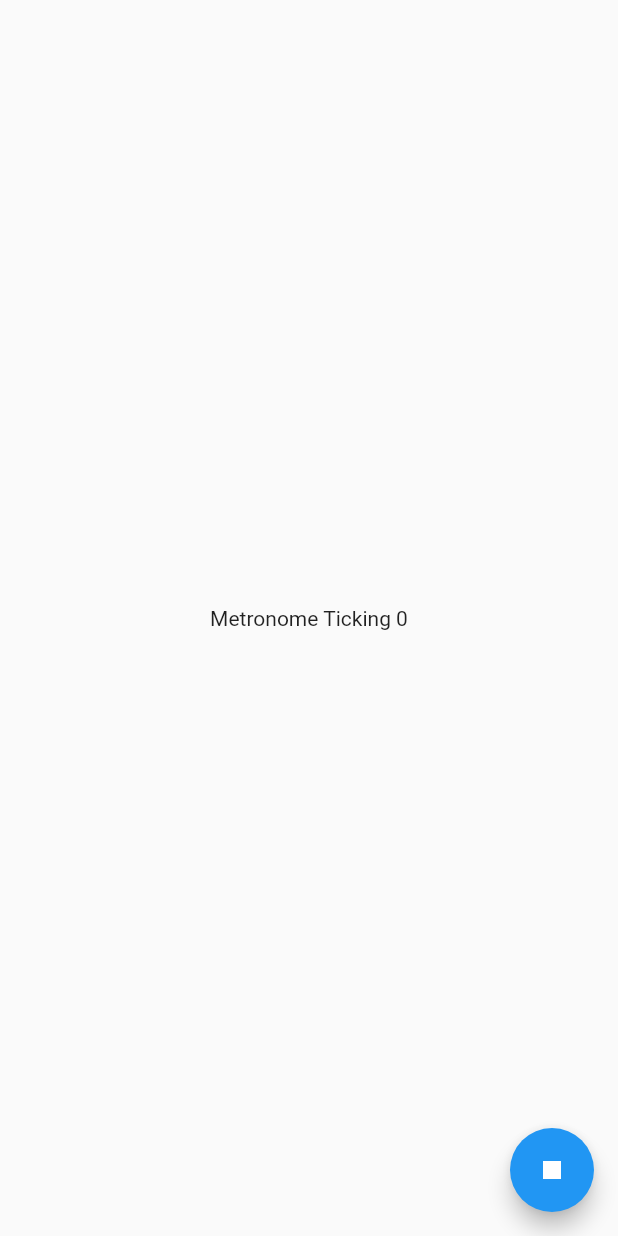
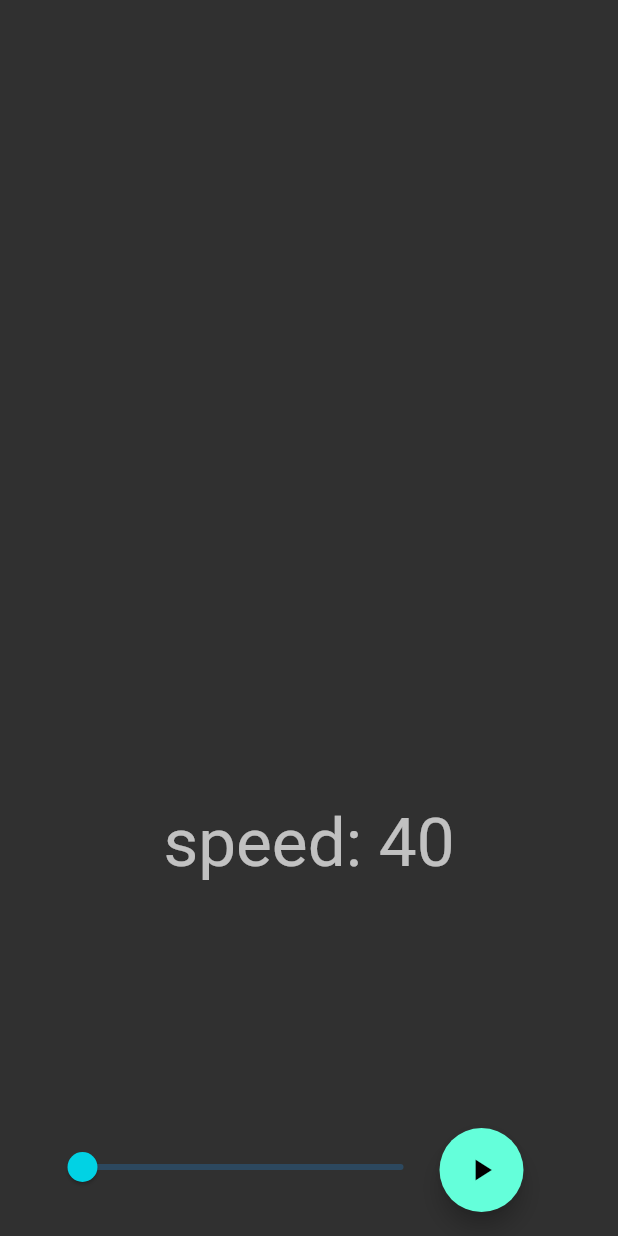
Before and after one commit to maurodibert/metrobloc, a Flutter app: the screen it shows after launch, after a tap on the "play arrow" icon, on a phone screen of 412 x 824 dp. Run offline on Flutter 3.47's test engine with Material 2 defaults, Android fonts, the phone set to English and light mode, and no system bars; our stand-ins replace equatable, flutter_bloc, rive; missing offline and left inert: dart:js.

Commit message:
complete function DONE

```diff
--- a/lib/app.dart
+++ b/lib/app.dart
@@ -3,5 +3,11 @@ import 'package:flutter/material.dart';
 import 'metronome/metronome.dart';
 
 class MetroApp extends MaterialApp {
-  const MetroApp({Key key}) : super(home: const MetroPage());
+  MetroApp({Key key})
+      : super(
+            theme: ThemeData(
+              primaryColor: Color(0xff01D2E4),
+              brightness: Brightness.dark,
+            ),
+            home: const MetroPage());
 }
--- a/lib/metronome/bloc/metro_bloc.dart
+++ b/lib/metronome/bloc/metro_bloc.dart
@@ -2,6 +2,7 @@ import 'dart:async';
 
 import 'package:flutter/material.dart';
 import 'package:flutter_bloc/flutter_bloc.dart';
+import 'package:flutter_metronome/metronome/helpers/audio_player.dart';
 import 'package:flutter_metronome/metronome/metronome.dart';
 import 'package:flutter_metronome/ticker.dart';
 
@@ -34,7 +35,6 @@ class MetroBloc extends Bloc<MetroEvent, MetroState> {
   }
 
   Stream<MetroState> _mapMetroRunnedToState(MetroInitialized initEvent) async* {
-    yield MetroOn(0);
     _tickerSubscription?.cancel();
     _tickerSubscription = _ticker.tick(initEvent.speed).listen((event) {
       print(event.count);
@@ -43,6 +43,7 @@ class MetroBloc extends Bloc<MetroEvent, MetroState> {
   }
 
   Stream<MetroState> _mapMetroTickedToState(MetroTicked event) async* {
+    playAudio('assets/sounds/metronome_click.wav');
     yield MetroOn(event.count);
   }
 
--- a/lib/metronome/bloc/metro_state.dart
+++ b/lib/metronome/bloc/metro_state.dart
@@ -1,5 +1,4 @@
 import 'package:equatable/equatable.dart';
-import 'package:flutter/material.dart';
 
 abstract class MetroState extends Equatable {
   final int count;
--- /dev/null
+++ b/lib/metronome/components/dot_animation.dart
@@ -0,0 +1,76 @@
+import 'package:flutter/material.dart';
+import 'package:flutter/services.dart';
+import 'package:flutter_bloc/flutter_bloc.dart';
+import 'package:flutter_metronome/metronome/components/dot_animation_controller.dart';
+import 'package:flutter_metronome/metronome/metronome.dart';
+import 'package:rive/rive.dart';
+
+class DotWidget extends StatefulWidget {
+  final double speed;
+  final bool isOn;
+
+  const DotWidget({Key key, this.speed, @required this.isOn}) : super(key: key);
+
+  @override
+  _DotWidgetState createState() => _DotWidgetState();
+}
+
+class _DotWidgetState extends State<DotWidget> {
+  final riveFileName = 'animations/dot.riv';
+  Artboard _artboard;
+  DotAnimation _dotController;
+  // bool _isDotOn = false;
+
+  @override
+  void initState() {
+    _loadRiveFile();
+    super.initState();
+  }
+
+  void _loadRiveFile() async {
+    final bytes = await rootBundle.load(riveFileName);
+    final file = RiveFile();
+
+    if (file.import(bytes)) {
+      _dotController = DotAnimation('off');
+      setState(() => _artboard = file.mainArtboard..addController(_dotController));
+    }
+  }
+
+  // void _turnOn(bool isDotOn) {
+  //   if (_dotController == null) {
+  //     _artboard.addController(
+  //       _dotController = DotAnimation('ticking'),
+  //     );
+  //   }
+  //   if (_isDotOn) {
+  //     _dotController.setSpeed(60);
+  //   }
+  // }
+
+  @override
+  Widget build(BuildContext context) {
+    return SizedBox(
+      height: 300,
+      width: 300,
+      child: _artboard != null
+          ? BlocListener<MetroBloc, MetroState>(
+              listener: (context, state) {
+                if (state is MetroOn) {
+                  setState(() {
+                    _dotController.start(widget.speed);
+                  });
+                } else if (state is MetroOff) {
+                  setState(() {
+                    _dotController.off();
+                  });
+                }
+              },
+              child: Rive(
+                artboard: _artboard,
+              ),
+            )
+          : Container(),
+    );
+  }
+}
--- /dev/null
+++ b/lib/metronome/components/dot_animation_controller.dart
@@ -0,0 +1,21 @@
+import 'package:rive/rive.dart';
+
+class DotAnimation extends SimpleAnimation {
+  DotAnimation(String animationName) : super(animationName);
+
+  start(double speed) {
+    instance.animation.name = 'on';
+    instance.animation.loop = Loop.loop;
+    instance.animation.speed = speed;
+    isActive = true;
+  }
+
+  off() {
+    instance.animation.name = 'off';
+    instance.animation.loop = Loop.oneShot;
+  }
+
+  setSpeed(double speed) {
+    instance.animation.speed = speed;
+  }
+}
--- /dev/null
+++ b/lib/metronome/helpers/audio_player.dart
@@ -0,0 +1,5 @@
+import 'dart:js' as js;
+
+void playAudio(String path) {
+  js.context.callMethod('playAudio', [path]);
+}
--- a/lib/metronome/metronome.dart
+++ b/lib/metronome/metronome.dart
@@ -3,3 +3,4 @@ export 'package:flutter_metronome/metronome/view/metro_view.dart';
 export 'package:flutter_metronome/metronome/bloc/metro_bloc.dart';
 export 'package:flutter_metronome/metronome/bloc/metro_events.dart';
 export 'package:flutter_metronome/metronome/bloc/metro_state.dart';
+export 'package:flutter_metronome/metronome/components/dot_animation.dart';
--- a/lib/metronome/view/metro_page.dart
+++ b/lib/metronome/view/metro_page.dart
@@ -8,7 +8,7 @@ class MetroPage extends StatelessWidget {
 
   @override
   Widget build(BuildContext context) {
-    return BlocProvider(
+    return BlocProvider<MetroBloc>(
       create: (_) => MetroBloc(
         ticker: Ticker(),
       ),
--- a/lib/metronome/view/metro_view.dart
+++ b/lib/metronome/view/metro_view.dart
@@ -2,28 +2,71 @@ import 'package:flutter/material.dart';
 import 'package:flutter_bloc/flutter_bloc.dart';
 import 'package:flutter_metronome/metronome/metronome.dart';
 
-class MetroView extends StatelessWidget {
+class MetroView extends StatefulWidget {
+  @override
+  _MetroViewState createState() => _MetroViewState();
+}
+
+class _MetroViewState extends State<MetroView> {
+  var _sliderValue = 40.0;
+  void _onChange(var value) {
+    setState(() {
+      _sliderValue = value;
+    });
+  }
+
   @override
   Widget build(BuildContext context) {
-    MetroBloc metroBloc = BlocProvider.of<MetroBloc>(context);
+    TextTheme textTheme = Theme.of(context).textTheme;
+
+    Size size = MediaQuery.of(context).size;
     return Scaffold(
       body: Center(
           child: BlocBuilder<MetroBloc, MetroState>(
         builder: (context, state) => Column(
           mainAxisAlignment: MainAxisAlignment.center,
           children: [
-              Text('Metronome $state'),
+            DotWidget(
+              speed: _sliderValue / 60,
+              isOn: true,
+            ),
+            Text(
+              "speed: ${_sliderValue.floor()}",
+              style: textTheme.headline3,
+            )
           ],
+        ),
+      )),
+      floatingActionButton: Row(
+        mainAxisAlignment: MainAxisAlignment.center,
+        crossAxisAlignment: CrossAxisAlignment.end,
+        children: [
+          BlocBuilder<MetroBloc, MetroState>(
+            buildWhen: (previousState, currentState) => currentState.runtimeType != previousState.runtimeType,
+            builder: (context, state) => SizedBox(
+              height: 60,
+              width: size.width - 150,
+              child: Slider(
+                activeColor: Theme.of(context).primaryColor,
+                value: _sliderValue,
+                min: 40,
+                max: 208,
+                onChangeEnd: (value) =>
+                    BlocProvider.of<MetroBloc>(context).add(MetroInitialized(speed: _sliderValue.floor(), count: 0)),
+                onChanged: (value) => _onChange(value),
               ),
             ),
           ),
-      floatingActionButton: BlocBuilder<MetroBloc, MetroState>(
+          BlocBuilder<MetroBloc, MetroState>(
             buildWhen: (previousState, currentState) => currentState.runtimeType != previousState.runtimeType,
             builder: (context, state) => FloatingActionButton(
               child: Icon(state is MetroOn ? Icons.stop : Icons.play_arrow),
-          onPressed: () =>
-              state is MetroOn ? metroBloc.add(MetroStopped()) : metroBloc.add(MetroInitialized(speed: 90, count: 0)),
+              onPressed: () => state is MetroOn
+                  ? BlocProvider.of<MetroBloc>(context).add(MetroStopped())
+                  : BlocProvider.of<MetroBloc>(context).add(MetroInitialized(speed: _sliderValue.floor(), count: 0)),
             ),
+          ),
+        ],
       ),
     );
   }
--- a/pubspec.yaml
+++ b/pubspec.yaml
@@ -26,6 +26,7 @@ dependencies:
   cupertino_icons: ^1.0.2
   equatable: ^2.0.0
   flutter_bloc: ^6.1.3
+  rive: ^0.6.8
 
 dev_dependencies:
   flutter_test:
```
Also changed, not shown: pubspec.lock, 4 other files. Lines whose indentation alone changed are shown as unchanged.
